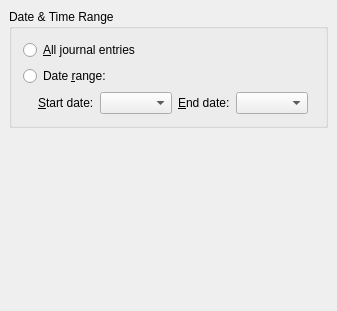
Qt form plugins/printing/journal/calprintjournalconfig_base.ui (KDE/korganizer) before a commit.
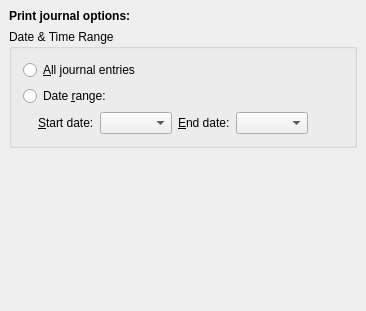
The same form after that commit. Custom widgets are drawn as their Qt base class.

Commit message: fix the header label

Diff of the .ui file:
```diff
--- a/plugins/printing/journal/calprintjournalconfig_base.ui
+++ b/plugins/printing/journal/calprintjournalconfig_base.ui
@@ -8,7 +8,7 @@
    <rect>
     <x>0</x>
     <y>0</y>
-    <width>337</width>
+    <width>366</width>
     <height>311</height>
    </rect>
   </property>
@@ -19,6 +19,28 @@
    <property name="spacing" >
     <number>6</number>
    </property>
+   <property name="leftMargin" >
+    <number>9</number>
+   </property>
+   <property name="topMargin" >
+    <number>9</number>
+   </property>
+   <property name="rightMargin" >
+    <number>9</number>
+   </property>
+   <property name="bottomMargin" >
+    <number>9</number>
+   </property>
+   <item>
+    <widget class="QLabel" name="label" >
+     <property name="text" >
+      <string>&lt;html>&lt;head>&lt;meta name="qrichtext" content="1" />&lt;style type="text/css">
+p, li { white-space: pre-wrap; }
+&lt;/style>&lt;/head>&lt;body style=" font-family:'Sans Serif'; font-size:9pt; font-weight:400; font-style:normal;">
+&lt;p style=" margin-top:0px; margin-bottom:0px; margin-left:0px; margin-right:0px; -qt-block-indent:0; text-indent:0px;">&lt;span style=" font-weight:600;">Print journal options:&lt;/span>&lt;/p>&lt;/body>&lt;/html></string>
+     </property>
+    </widget>
+   </item>
    <item>
     <widget class="QGroupBox" name="mDateRangeGroup" >
      <property name="title" >
```
Left out of the diff: 22 changed lines with no effect on the pictures. The commit also changes 1 other file.
